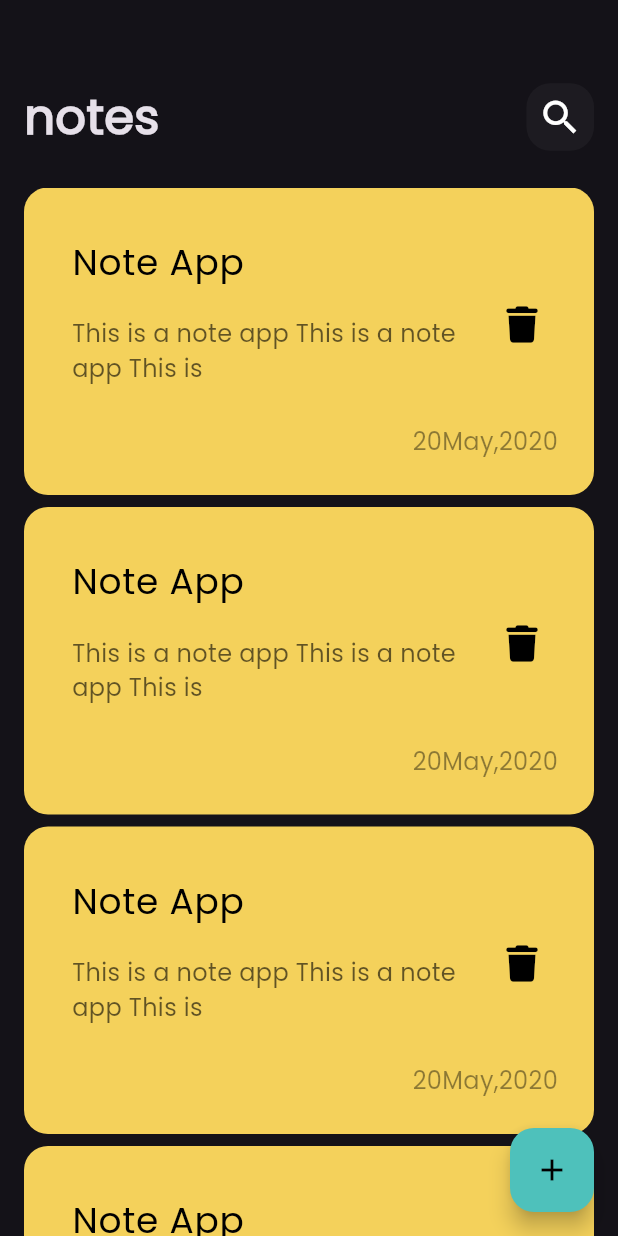
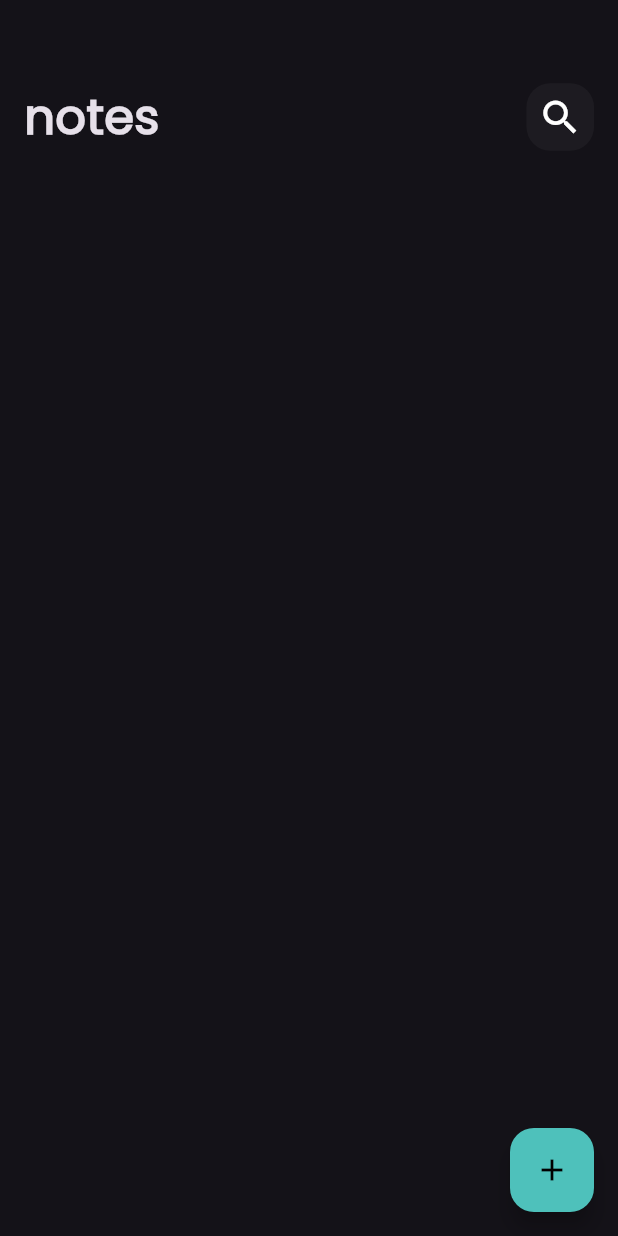
Before and after one commit to Toka-Fayez/note_app, a Flutter app: the screen it shows after launch, on a phone screen of 412 x 824 dp. Run offline on Flutter 3.47's test engine with Material 3 defaults, Android fonts, the phone set to English and light mode, and no system bars; our stand-ins replace bloc, flutter_bloc, font_awesome_flutter, hive, hive_flutter, modal_progress_hud_nsn; accounts and stored records are empty.

Commit message:
delete note & format date

```diff
--- a/lib/cubits/notes_cubit/notes_cubit.dart
+++ b/lib/cubits/notes_cubit/notes_cubit.dart
@@ -1,9 +1,16 @@
 import 'package:bloc/bloc.dart';
+import 'package:hive/hive.dart';
 import 'package:meta/meta.dart';
+import 'package:noteapp/contstant.dart';
 import 'package:noteapp/models/note_model.dart';
 
 part 'notes_state.dart';
 
-class NotesCubit extends Cubit<NotesCubitState> {
+class NotesCubit extends Cubit<NotesState> {
   NotesCubit() : super(NotesInitial());
+  List<NoteModel>? notes;
+  fetchNotes() {
+    var noteBox = Hive.box<NoteModel>(kNotesBox);
+  notes=  noteBox.values.toList();
+  }
 }
--- a/lib/cubits/notes_cubit/notes_state.dart
+++ b/lib/cubits/notes_cubit/notes_state.dart
@@ -1,15 +1,6 @@
 part of 'notes_cubit.dart';
 
 @immutable
-sealed class NotesCubitState {}
+sealed class NotesState {}
 
-final class NotesInitial extends NotesCubitState {}
-final class NotesLoading extends NotesCubitState {}
-final class NotesSuccess extends NotesCubitState {
-  final List<NoteModel> notes;
- NotesSuccess(this.notes);
-}
-final class NotesCubitFailer extends NotesCubitState {
-    final String? errorMaaasage;
-  NotesCubitFailer({this.errorMaaasage});
-}
+final class NotesInitial extends NotesState {}
--- a/lib/views/note_view.dart
+++ b/lib/views/note_view.dart
@@ -1,7 +1,8 @@
 import 'package:flutter/material.dart';
+import 'package:flutter_bloc/flutter_bloc.dart';
 import 'package:noteapp/contstant.dart';
+import 'package:noteapp/cubits/notes_cubit/notes_cubit.dart';
 import 'package:noteapp/widgets/add_note_bottom_sheet.dart';
-import 'package:noteapp/widgets/custom_show_model_bottom.dart';
 import 'package:noteapp/widgets/note_view_body.dart';
 
 class NoteAppView extends StatelessWidget {
@@ -9,7 +10,9 @@ class NoteAppView extends StatelessWidget {
   static String id = 'NopeAppView';
   @override
   Widget build(BuildContext context) {
-    return Scaffold(
+    return BlocProvider(
+      create: (context) => NotesCubit(),
+      child: Scaffold(
         floatingActionButton: FloatingActionButton(
           backgroundColor: kPrimaryColor,
           onPressed: () {
@@ -26,6 +29,7 @@ class NoteAppView extends StatelessWidget {
           ),
         ),
         body: const Note_View_Body(),
+      ),
     );
   }
 }
--- a/lib/widgets/add_note_form.dart
+++ b/lib/widgets/add_note_form.dart
@@ -1,9 +1,9 @@
 import 'package:flutter/material.dart';
 import 'package:flutter_bloc/flutter_bloc.dart';
+import 'package:intl/intl.dart';
 import 'package:noteapp/cubits/add_note_cubit/add_note_cubit.dart';
 import 'package:noteapp/cubits/add_note_cubit/add_note_state.dart';
 import 'package:noteapp/models/note_model.dart';
-import 'package:noteapp/widgets/add_note_bottom_sheet.dart';
 import 'package:noteapp/widgets/custom_show_model_bottom.dart';
 import 'package:noteapp/widgets/customtextfield.dart';
 
@@ -61,7 +61,7 @@ class _AddNoteFormState extends State<AddNoteForm> {
                       var noteModel = NoteModel(
                           title: tilte!,
                           subTitle: subTitle!,
-                          date: DateTime.now().toString(),
+                          date: DateFormat('MMM-d-yyyy').format(DateTime.now()),
                           color: Colors.blue.value);
 
                       BlocProvider.of<AddNoteCubit>(context).addNote(noteModel);
--- a/lib/widgets/list_view_note.dart
+++ b/lib/widgets/list_view_note.dart
@@ -1,5 +1,7 @@
-
 import 'package:flutter/material.dart';
+import 'package:flutter_bloc/flutter_bloc.dart';
+import 'package:noteapp/cubits/notes_cubit/notes_cubit.dart';
+import 'package:noteapp/models/note_model.dart';
 import 'package:noteapp/widgets/note_item.dart';
 
 class ListViewNote extends StatelessWidget {
@@ -9,13 +11,19 @@ class ListViewNote extends StatelessWidget {
 
   @override
   Widget build(BuildContext context) {
+    return BlocBuilder<NotesCubit, NotesState>(
+      builder: (context, state) {
+        List<NoteModel> notes = BlocProvider.of<NotesCubit>(context).notes??[];
         return Expanded(
           child: ListView.builder(
             padding: EdgeInsets.zero,
+            itemCount:notes.length,
             itemBuilder: (context, index) {
-          return const Note_Item();
+              return  Note_Item(note: notes[index],);
             },
           ),
         );
+      },
+    );
   }
 }
--- a/lib/widgets/note_item.dart
+++ b/lib/widgets/note_item.dart
@@ -1,11 +1,13 @@
 import 'package:flutter/material.dart';
 import 'package:font_awesome_flutter/font_awesome_flutter.dart';
+import 'package:noteapp/models/note_model.dart';
 
 class Note_Item extends StatelessWidget {
   const Note_Item({
     super.key,
+    required this.note,
   });
-
+  final NoteModel note;
   @override
   Widget build(BuildContext context) {
     return Padding(
@@ -13,49 +15,51 @@ class Note_Item extends StatelessWidget {
       child: Container(
         padding: const EdgeInsets.only(top: 24, left: 16, bottom: 24),
         decoration: BoxDecoration(
-          color: const Color.fromARGB(255, 244, 209, 91),
+          color: Color(note.color),
           borderRadius: BorderRadius.circular(16),
         ),
         child: Column(
           crossAxisAlignment: CrossAxisAlignment.end,
           children: [
             ListTile(
-              title: const Text(
-                'Note App',
-                style: TextStyle(
+              title: Text(
+                note.title,
+                style: const TextStyle(
                   fontSize: 24,
                   color: Color.fromARGB(255, 0, 0, 0),
                 ),
               ),
-              subtitle: const Padding(
-                padding: EdgeInsets.only(
+              subtitle: Padding(
+                padding: const EdgeInsets.only(
                   top: 18.0,
                   bottom: 18,
                 ),
                 child: Text(
-                  'This is a note app This is a note app This is ',
-                  style: TextStyle(
+                  note.subTitle,
+                  style: const TextStyle(
                     fontSize: 16,
                     color: Color.fromARGB(154, 0, 0, 0),
                   ),
                 ),
               ),
               trailing: IconButton(
-                icon: const Icon(
+                icon: Icon(
                   FontAwesomeIcons.trash,
                   color: Color.fromARGB(255, 0, 0, 0),
                   size: 24,
                 ),
-                onPressed: () {},
+                onPressed: () {
+                  note.delete();
+                },
               ),
             ),
-            const Padding(
-              padding: EdgeInsets.only(
+            Padding(
+              padding: const EdgeInsets.only(
                 right: 24,
               ),
               child: Text(
-                "20May,2020",
-                style: TextStyle(
+                note.date,
+                style: const TextStyle(
                   fontSize: 16,
                   color: Color.fromARGB(109, 0, 0, 0),
                 ),
--- a/lib/widgets/note_view_body.dart
+++ b/lib/widgets/note_view_body.dart
@@ -1,12 +1,25 @@
 import 'package:flutter/material.dart';
+import 'package:flutter_bloc/flutter_bloc.dart';
+import 'package:noteapp/cubits/notes_cubit/notes_cubit.dart';
 import 'package:noteapp/views/edit_note_view.dart';
 import 'package:noteapp/widgets/custom_appBar.dart';
 import 'package:noteapp/widgets/list_view_note.dart';
 
-class Note_View_Body extends StatelessWidget {
+class Note_View_Body extends StatefulWidget {
   const Note_View_Body({
     super.key,
   });
+
+  @override
+  State<Note_View_Body> createState() => _Note_View_BodyState();
+}
+
+class _Note_View_BodyState extends State<Note_View_Body> {
+  @override
+  void initState() {
+    BlocProvider.of<NotesCubit>(context).fetchNotes();
+    super.initState();
+  }
 
   @override
   Widget build(BuildContext context) {
--- a/pubspec.yaml
+++ b/pubspec.yaml
@@ -41,6 +41,7 @@ dependencies:
   bloc: ^9.0.0
   flutter_bloc: ^9.0.0
   modal_progress_hud_nsn: ^0.5.1
+  intl: ^0.20.2
 
 
 dev_dependencies:
```
Also changed, not shown: pubspec.lock. Lines whose indentation alone changed are shown as unchanged.
